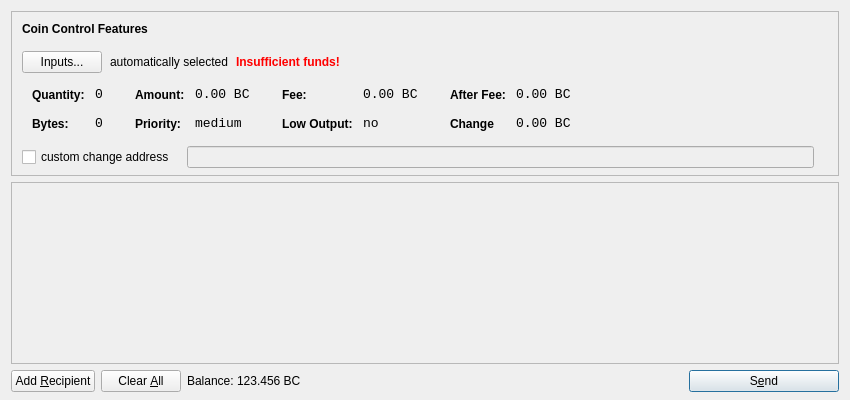
Above: src/qt/forms/sendcoinsdialog.ui from bogatyrov/valorbit before the change. Below: the same form after it.
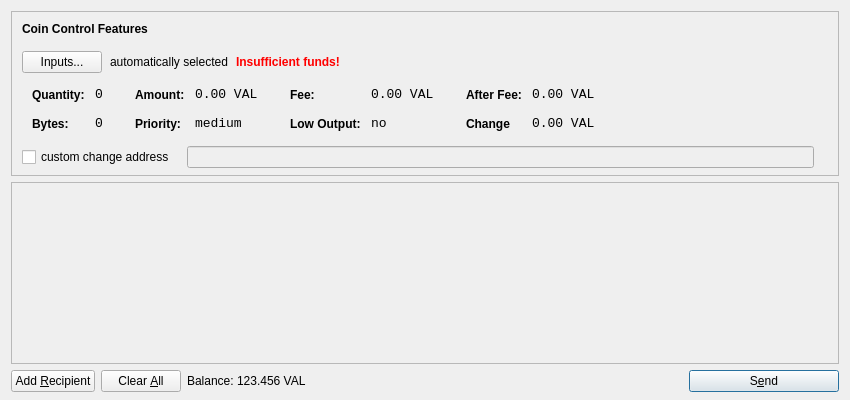
That is the form after the change. Icons and pictures are not drawn.

The edit to the form file:
```diff
--- a/src/qt/forms/sendcoinsdialog.ui
+++ b/src/qt/forms/sendcoinsdialog.ui
@@ -321,7 +321,7 @@
                   <enum>Qt::ActionsContextMenu</enum>
                  </property>
                  <property name="text">
-                  <string>0.00 BC</string>
+                  <string>0.00 VAL</string>
                  </property>
                  <property name="textInteractionFlags">
                   <set>Qt::LinksAccessibleByMouse|Qt::TextSelectableByKeyboard|Qt::TextSelectableByMouse</set>
@@ -407,7 +407,7 @@
                   <enum>Qt::ActionsContextMenu</enum>
                  </property>
                  <property name="text">
-                  <string>0.00 BC</string>
+                  <string>0.00 VAL</string>
                  </property>
                  <property name="textInteractionFlags">
                   <set>Qt::LinksAccessibleByMouse|Qt::TextSelectableByKeyboard|Qt::TextSelectableByMouse</set>
@@ -493,7 +493,7 @@
                   <enum>Qt::ActionsContextMenu</enum>
                  </property>
                  <property name="text">
-                  <string>0.00 BC</string>
+                  <string>0.00 VAL</string>
                  </property>
                  <property name="textInteractionFlags">
                   <set>Qt::LinksAccessibleByMouse|Qt::TextSelectableByKeyboard|Qt::TextSelectableByMouse</set>
@@ -525,7 +525,7 @@
                   <enum>Qt::ActionsContextMenu</enum>
                  </property>
                  <property name="text">
-                  <string>0.00 BC</string>
+                  <string>0.00 VAL</string>
                  </property>
                  <property name="textInteractionFlags">
                   <set>Qt::LinksAccessibleByMouse|Qt::TextSelectableByKeyboard|Qt::TextSelectableByMouse</set>
@@ -724,7 +724,7 @@
           <cursorShape>IBeamCursor</cursorShape>
          </property>
          <property name="text">
-          <string>123.456 BC</string>
+          <string>123.456 VAL</string>
          </property>
          <property name="textInteractionFlags">
           <set>Qt::LinksAccessibleByMouse|Qt::TextSelectableByKeyboard|Qt::TextSelectableByMouse</set>
```
